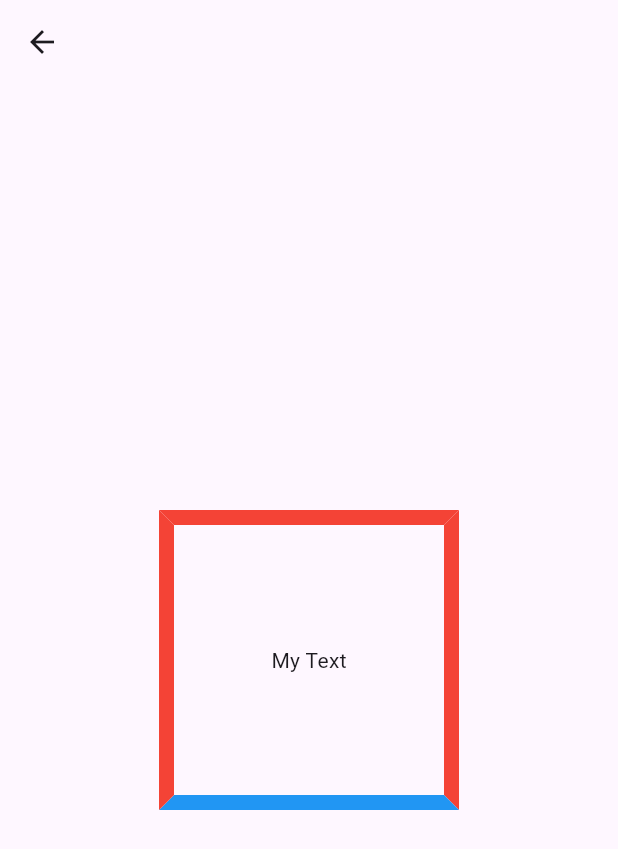
After one commit to nateshmbhat/flutter-rn-ui-ux-comparisons, a Flutter app: the screen it shows after launch, after a tap on "Border Color Test Screen", on a phone screen of 412 x 824 dp. The commit adds this screen. Shown: the top 849 px of the screen. Run offline on Flutter 3.47's test engine with Material 3 defaults, Android fonts, the light colour scheme and no system bars; our stand-ins replace flutter_hooks; network calls fail.

Commit message:
adds border color test screen

```diff
--- a/flutter_app/lib/main.dart
+++ b/flutter_app/lib/main.dart
@@ -1,5 +1,6 @@
 import 'package:flutter/material.dart';
 import 'package:flutter_poc/screens/blur_test_screen.dart';
+import 'package:flutter_poc/screens/border_color_screen.dart';
 import 'package:flutter_poc/screens/border_test_screen.dart';
 import 'package:flutter_poc/screens/color_test_screen.dart';
 import 'package:flutter_poc/screens/gallery_view_source_screen.dart';
@@ -31,19 +32,25 @@ class MyApp extends StatelessWidget {
                   Navigator.of(context).push(MaterialPageRoute(
                       builder: (context) => const BorderTestScreen()));
                 },
-                child: Text('Open Border Test Screen')),
+                child: Text('Border Test Screen')),
             ElevatedButton(
                 onPressed: () {
                   Navigator.of(context).push(MaterialPageRoute(
                       builder: (context) => const BlurTestScreen()));
                 },
-                child: Text('Open Blur Test Screen')),
+                child: Text('Blur Test Screen')),
+            ElevatedButton(
+                onPressed: () {
+                  Navigator.of(context).push(MaterialPageRoute(
+                      builder: (context) => const BorderColorTestScreen()));
+                },
+                child: Text('Border Color Test Screen')),
             ElevatedButton(
                 onPressed: () {
                   Navigator.of(context).push(MaterialPageRoute(
                       builder: (context) => const ImageTestScreen()));
                 },
-                child: Text('Image Alignment Test Screen')),
+                child: Text('Image Test Screen')),
             ElevatedButton(
                 onPressed: () {
                   Navigator.of(context).push(MaterialPageRoute(
--- /dev/null
+++ b/flutter_app/lib/screens/border_color_screen.dart
@@ -0,0 +1,29 @@
+import 'package:flutter/material.dart';
+import 'package:flutter_hooks/flutter_hooks.dart';
+import 'package:flutter_poc/images.dart';
+
+class BorderColorTestScreen extends HookWidget {
+  const BorderColorTestScreen({super.key});
+
+  @override
+  Widget build(BuildContext context) {
+    const border = BorderSide(color: Colors.red, width: 10);
+    return Scaffold(
+      appBar: AppBar(),
+      body: Center(
+        child: Container(
+          decoration: const BoxDecoration(
+            border: Border(
+                top: border,
+                bottom: BorderSide(color: Colors.blue, width: 10),
+                left: border,
+                right: border),
+          ),
+          height: 200,
+          width: 200,
+          child: const Center(child: Text('My Text')),
+        ),
+      ),
+    );
+  }
+}
```
Also changed, not shown: 3 other files.
